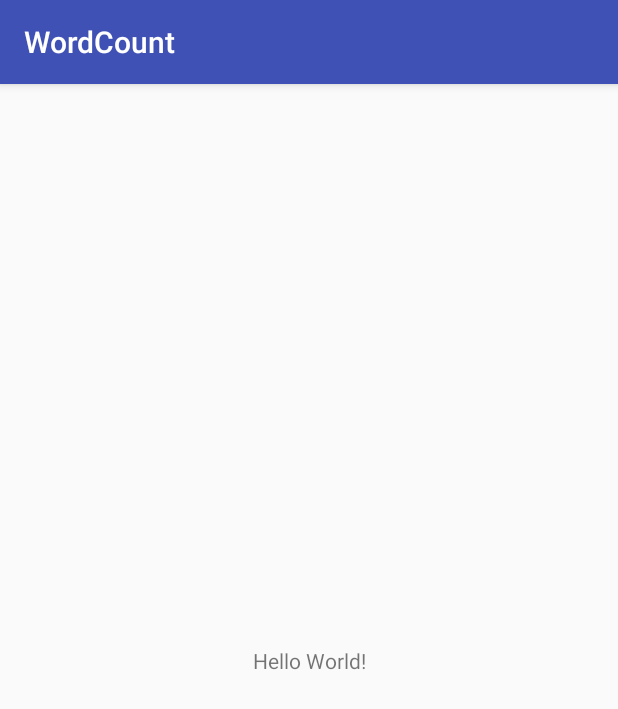
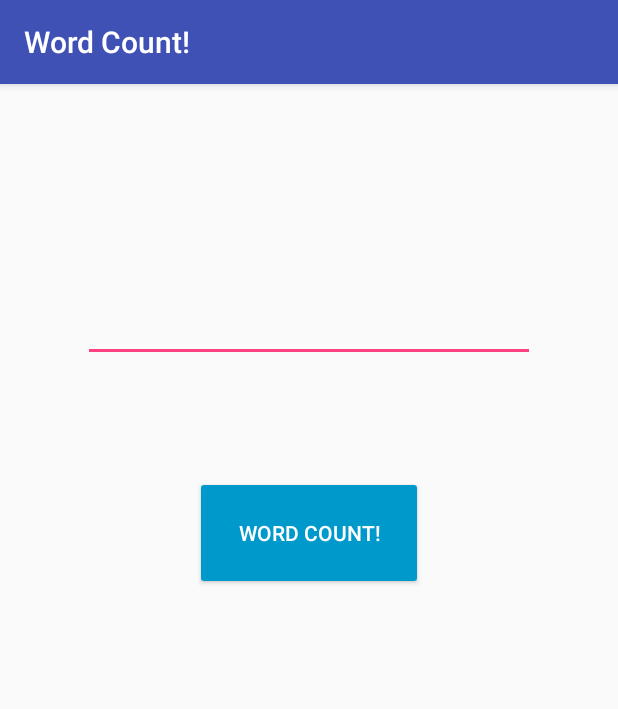
Before and after one commit to ThedSantana/WordCount, an Android app: the screen it shows after launch (WordCountActivity), on a phone screen of 412 x 824 dp. Shown: the top 709 px of the screen. Run offline under Robolectric (Android 15) with nearby library versions, the phone set to English and light mode, and no system bars.

Commit message:
MVP and extentsion started

```diff
--- a/app/src/main/java/wordcounter/codeclan/com/wordcount/WordCount.java
+++ b/app/src/main/java/wordcounter/codeclan/com/wordcount/WordCount.java
@@ -1,8 +1,30 @@
 package wordcounter.codeclan.com.wordcount;
+
+import java.util.HashMap;
 
 /**
  * Created by ianhenderson on 18/12/2017.
  */
 
 public class WordCount {
+
+    HashMap wordCountTable;
+
+    public WordCount() {
+        this.wordCountTable = new HashMap<String, Integer>();
+    }
+
+    public HashMap getWordCountTable() {
+        return wordCountTable;
+    }
+
+
+
+    public int countTotal(String sentence) {
+        return sentence.split(" ").length;
+    }
+
+    public void addToHashMap(String word, int count){
+        this.wordCountTable.put(word, count);
+    }
 }
--- a/app/src/main/java/wordcounter/codeclan/com/wordcount/WordCountActivity.java
+++ b/app/src/main/java/wordcounter/codeclan/com/wordcount/WordCountActivity.java
@@ -2,12 +2,45 @@ package wordcounter.codeclan.com.wordcount;
 
 import android.support.v7.app.AppCompatActivity;
 import android.os.Bundle;
+import android.util.Log;
+import android.view.View;
+import android.view.inputmethod.InputMethodManager;
+import android.widget.Button;
+import android.widget.EditText;
+import android.widget.TextView;
 
 public class WordCountActivity extends AppCompatActivity {
+
+
+    EditText wordCountField;
+    TextView wordCountResults;
+    Button wordCountButton;
+    WordCount wordCount;
+    InputMethodManager inputManager;
 
     @Override
     protected void onCreate(Bundle savedInstanceState) {
         super.onCreate(savedInstanceState);
         setContentView(R.layout.activity_word_count);
+
+       wordCountField = findViewById(R.id.wordCountField);
+       wordCountButton = findViewById(R.id.countWordsButton);
+       wordCountResults = findViewById(R.id.wordCountResult);
+       wordCount = new WordCount();
+    }
+
+
+
+
+    public void onWordCountButtonClicked(View button){
+
+        //Found online - to hide keyboard automatically //
+        InputMethodManager inputManager = (InputMethodManager) getSystemService(this.INPUT_METHOD_SERVICE);
+        inputManager.hideSoftInputFromWindow(getCurrentFocus().getWindowToken(), InputMethodManager.HIDE_NOT_ALWAYS);
+
+
+        String words = wordCountField.getText().toString();
+        Log.d(getClass().toString(), "The words are: '" + words + "'");
+        wordCountResults.setText("The number of words is: " + String.valueOf(wordCount.countTotal(words)));
     }
 }
--- a/app/src/main/res/layout/activity_word_count.xml
+++ b/app/src/main/res/layout/activity_word_count.xml
@@ -4,15 +4,58 @@
     xmlns:tools="http://schemas.android.com/tools"
     android:layout_width="match_parent"
     android:layout_height="match_parent"
+    android:backgroundTint="?attr/colorPrimary"
     tools:context="wordcounter.codeclan.com.wordcount.WordCountActivity">
 
+    <EditText
+        android:id="@+id/wordCountField"
+        android:layout_width="301dp"
+        android:layout_height="wrap_content"
+        android:layout_marginBottom="8dp"
+        android:layout_marginEnd="8dp"
+        android:layout_marginStart="8dp"
+        android:layout_marginTop="8dp"
+        android:ems="10"
+        android:inputType="textPersonName"
+        android:textAlignment="center"
+        app:layout_constraintBottom_toBottomOf="parent"
+        app:layout_constraintEnd_toEndOf="parent"
+        app:layout_constraintStart_toStartOf="parent"
+        app:layout_constraintTop_toTopOf="parent"
+        app:layout_constraintVertical_bias="0.187"
+        tools:text="@string/word_count_field" />
+
+    <Button
+        android:id="@+id/countWordsButton"
+        style="@style/Widget.AppCompat.Button.Colored"
+        android:layout_width="152dp"
+        android:layout_height="76dp"
+        android:layout_marginEnd="8dp"
+        android:layout_marginStart="8dp"
+        android:layout_marginTop="76dp"
+        android:backgroundTint="@android:color/holo_blue_dark"
+        android:onClick="onWordCountButtonClicked"
+        android:text="@string/app_name"
+        android:textColorLink="@android:color/holo_blue_dark"
+        app:layout_constraintEnd_toEndOf="parent"
+        app:layout_constraintStart_toStartOf="parent"
+        app:layout_constraintTop_toBottomOf="@+id/wordCountField" />
+
     <TextView
-        android:layout_width="wrap_content"
-        android:layout_height="wrap_content"
-        android:text="Hello World!"
+        android:id="@+id/wordCountResult"
+        android:layout_width="246dp"
+        android:layout_height="84dp"
+        android:layout_marginBottom="8dp"
+        android:layout_marginEnd="8dp"
+        android:layout_marginStart="8dp"
+        android:layout_marginTop="8dp"
+        android:textAlignment="center"
+        android:textAppearance="@style/TextAppearance.AppCompat.Body2"
+        android:textColorLink="@android:color/holo_blue_dark"
+        android:textSize="18sp"
+        android:textStyle="bold"
         app:layout_constraintBottom_toBottomOf="parent"
-        app:layout_constraintLeft_toLeftOf="parent"
-        app:layout_constraintRight_toRightOf="parent"
-        app:layout_constraintTop_toTopOf="parent" />
-
+        app:layout_constraintEnd_toEndOf="parent"
+        app:layout_constraintStart_toStartOf="parent"
+        app:layout_constraintTop_toBottomOf="@+id/countWordsButton" />
 </android.support.constraint.ConstraintLayout>
--- a/app/src/main/res/values/strings.xml
+++ b/app/src/main/res/values/strings.xml
@@ -1,3 +1,6 @@
 <resources>
-    <string name="app_name">WordCount</string>
+    <string name="app_name">Word Count!</string>
+
+    <string name="word_count_field">Enter a sentence!</string>
+
 </resources>
```
Also changed, not shown: 1 other file.
